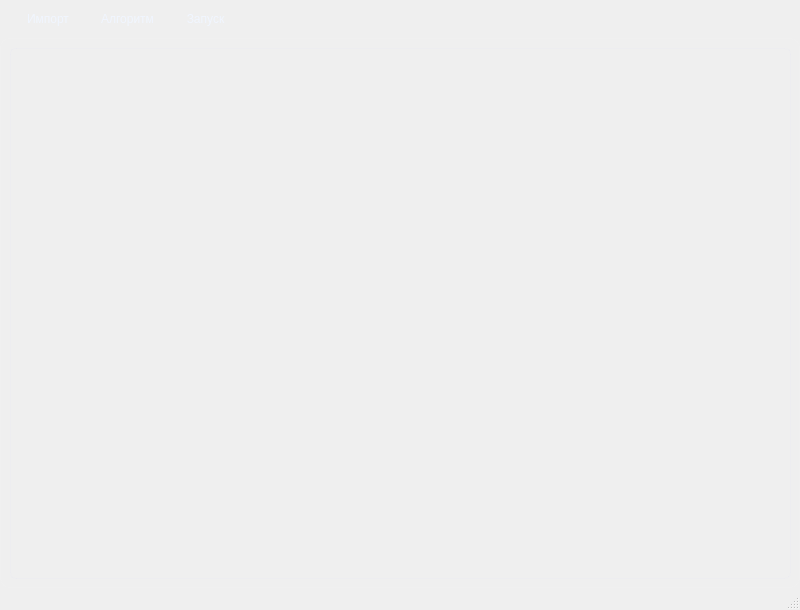
The window that mainwindow.ui (Codemaestro-Dmitry/NIR_Fedosov_D_D) describes before a commit, drawn with Qt 5.
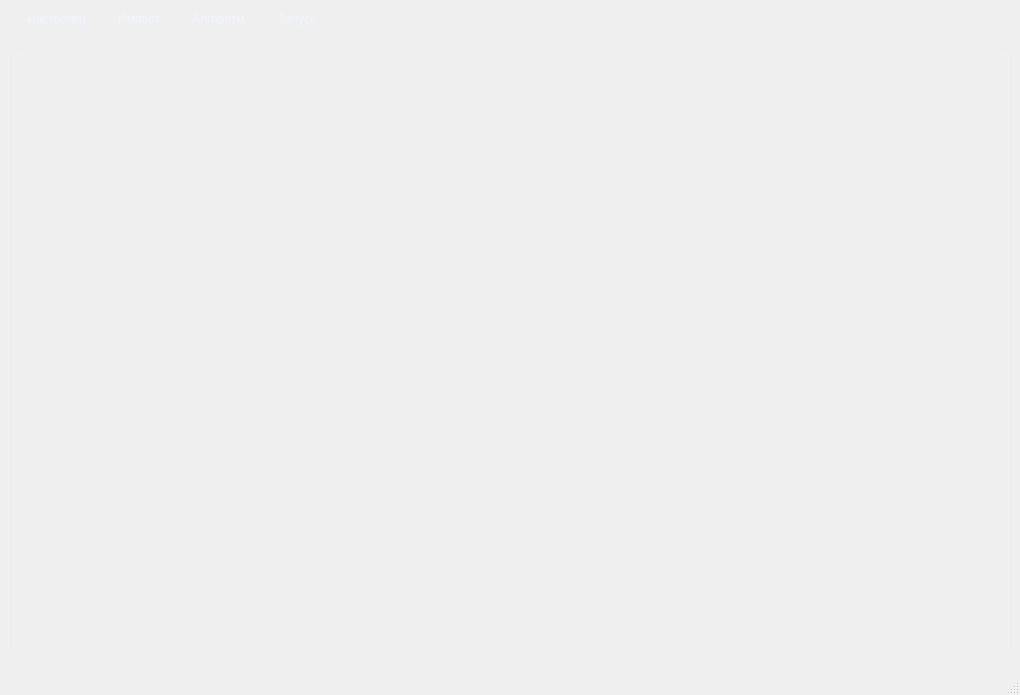
The same window after the commit. Icons and pictures are not drawn.

Diff of the .ui file:
```diff
--- a/mainwindow.ui
+++ b/mainwindow.ui
@@ -6,8 +6,8 @@
    <rect>
     <x>0</x>
     <y>0</y>
-    <width>800</width>
-    <height>610</height>
+    <width>1020</width>
+    <height>695</height>
    </rect>
   </property>
   <property name="sizePolicy">
@@ -230,14 +230,14 @@
      <rect>
       <x>10</x>
       <y>10</y>
-      <width>781</width>
-      <height>531</height>
+      <width>1001</width>
+      <height>611</height>
      </rect>
     </property>
     <property name="sizePolicy">
-     <sizepolicy hsizetype="Expanding" vsizetype="Expanding">
-      <horstretch>100</horstretch>
-      <verstretch>100</verstretch>
+     <sizepolicy hsizetype="Preferred" vsizetype="Preferred">
+      <horstretch>0</horstretch>
+      <verstretch>0</verstretch>
      </sizepolicy>
     </property>
     <property name="minimumSize">
@@ -277,7 +277,7 @@
     <rect>
      <x>0</x>
      <y>0</y>
-     <width>800</width>
+     <width>1020</width>
      <height>40</height>
     </rect>
    </property>
@@ -296,18 +296,29 @@
     <addaction name="A_star_alg"/>
     <addaction name="ant_alg"/>
    </widget>
-   <widget class="QMenu" name="run">
-    <property name="layoutDirection">
-     <enum>Qt::LayoutDirection::RightToLeft</enum>
+   <widget class="QMenu" name="menu_3">
+    <property name="title">
+     <string>Настройки</string>
     </property>
+    <widget class="QMenu" name="menu_4">
+     <property name="title">
+      <string>Внешний вид</string>
+     </property>
+     <addaction name="Light"/>
+     <addaction name="Dark"/>
+    </widget>
+    <addaction name="menu_4"/>
+   </widget>
+   <widget class="QMenu" name="menuPfgecr">
     <property name="title">
      <string>Запуск</string>
     </property>
     <addaction name="Run"/>
    </widget>
+   <addaction name="menu_3"/>
    <addaction name="menu"/>
    <addaction name="menu_2"/>
-   <addaction name="run"/>
+   <addaction name="menuPfgecr"/>
   </widget>
   <widget class="QStatusBar" name="statusbar"/>
   <action name="dijstra_alg">
```
Left out of the diff: 50 changed lines with no effect on the pictures.
